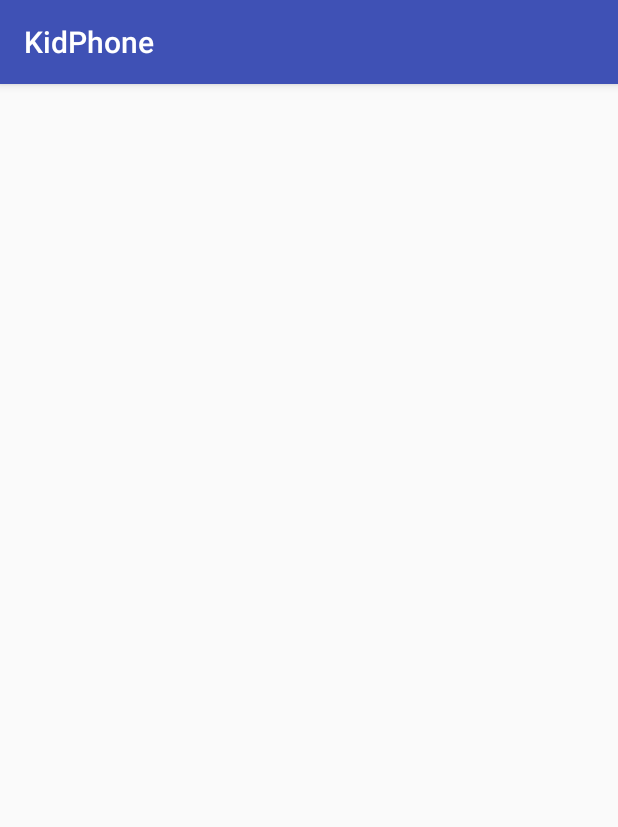
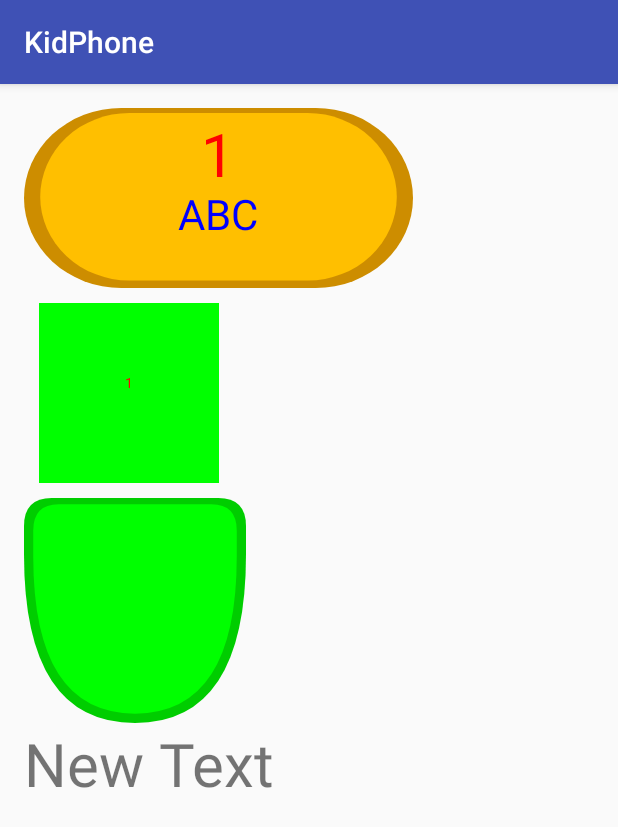
Before and after one commit to quickwritereader/kidsphone, an Android app: the screen it shows after launch (PhoneActivity), on a phone screen of 412 x 824 dp. Shown: the top 827 px of the screen. Run offline under Robolectric (Android 15) with nearby library versions, the phone set to English and light mode, and no system bars.

Commit message:
implemented some funny button elements

```diff
--- a/KidPhone/app/src/main/java/kidtoys/az/kidphone/FunnyButton.java
+++ b/KidPhone/app/src/main/java/kidtoys/az/kidphone/FunnyButton.java
@@ -2,6 +2,12 @@ package kidtoys.az.kidphone;
 
 import android.content.Context;
 import android.content.res.TypedArray;
+import android.graphics.Canvas;
+import android.graphics.Color;
+import android.graphics.Paint;
+import android.graphics.Path;
+import android.graphics.Rect;
+import android.graphics.RectF;
 import android.util.AttributeSet;
 import android.view.View;
 
@@ -9,16 +15,19 @@ import android.view.View;
 /**
  * Created by abdurrauf on 2/15/16.
  * This is funny buttons with text and shape and curvy corners
- *
  */
 public class FunnyButton extends View {
 
     private String centerText;
     private String belowText;
-    private float centerTextSize;
-    private float belowTextSize;
+    private int centerTextSize;
+    private int belowTextSize;
     private int centerTextColor;
     private int belowTextColor;
+
+
+    private int innerShapeColor;
+    private int outerShapeColor;
 
     public enum InnerShapeType {
         None,
@@ -45,6 +54,8 @@ public class FunnyButton extends View {
     }
 
     private InnerShapeType innerShape;
+    private OuterShapeType outerShape;
+
 
     public InnerShapeType getInnerShape() {
         return innerShape;
@@ -52,6 +63,7 @@ public class FunnyButton extends View {
 
     public void setInnerShape(InnerShapeType innerShape) {
         this.innerShape = innerShape;
+        invalidate();
     }
 
     public OuterShapeType getOuterShape() {
@@ -60,9 +72,26 @@ public class FunnyButton extends View {
 
     public void setOuterShape(OuterShapeType outerShape) {
         this.outerShape = outerShape;
+        invalidate();
     }
 
-    private  OuterShapeType outerShape;
+    public int getInnerShapeColor() {
+        return innerShapeColor;
+    }
+
+    public void setInnerShapeColor(int innerShapeColor) {
+        this.innerShapeColor = innerShapeColor;
+        invalidate();
+    }
+
+    public int getOuterShapeColor() {
+        return outerShapeColor;
+    }
+
+    public void setOuterShapeColor(int outerShapeColor) {
+        this.outerShapeColor = outerShapeColor;
+        invalidate();
+    }
 
     public int getBelowTextColor() {
         return belowTextColor;
@@ -70,6 +99,7 @@ public class FunnyButton extends View {
 
     public void setBelowTextColor(int belowTextColor) {
         this.belowTextColor = belowTextColor;
+        invalidate();
     }
 
     public int getCenterTextColor() {
@@ -78,6 +108,7 @@ public class FunnyButton extends View {
 
     public void setCenterTextColor(int centerTextColor) {
         this.centerTextColor = centerTextColor;
+        invalidate();
     }
 
     public String getBelowText() {
@@ -86,22 +117,25 @@ public class FunnyButton extends View {
 
     public void setBelowText(String belowText) {
         this.belowText = belowText;
+        invalidate();
     }
 
-    public float getCenterTextSize() {
+    public int getCenterTextSize() {
         return centerTextSize;
     }
 
-    public void setCenterTextSize(float centerTextSize) {
+    public void setCenterTextSize(int centerTextSize) {
         this.centerTextSize = centerTextSize;
+        invalidate();
     }
 
-    public float getBelowTextSize() {
+    public int getBelowTextSize() {
         return belowTextSize;
     }
 
-    public void setBelowTextSize(float belowTextSize) {
+    public void setBelowTextSize(int belowTextSize) {
         this.belowTextSize = belowTextSize;
+        invalidate();
     }
 
 
@@ -111,6 +145,7 @@ public class FunnyButton extends View {
 
     public void setCenterText(String centerText) {
         this.centerText = centerText;
+        invalidate();
     }
 
 
@@ -118,13 +153,16 @@ public class FunnyButton extends View {
         super(context, attrs);
         TypedArray typedArray = context.getTheme().obtainStyledAttributes(attrs,
                 R.styleable.FunnyButton, 0, 0);
+        this.setClickable(true);
         try {
             centerText = typedArray.getString(R.styleable.FunnyButton_centerText);
             belowText = typedArray.getString(R.styleable.FunnyButton_belowText);
             centerTextColor = typedArray.getColor(R.styleable.FunnyButton_centerTextColor, 0);
             belowTextColor = typedArray.getColor(R.styleable.FunnyButton_belowTextColor, 0);
-            centerTextSize = typedArray.getFloat(R.styleable.FunnyButton_centerTextSize, 14);
-            belowTextSize = typedArray.getFloat(R.styleable.FunnyButton_belowTextSize, 14);
+            centerTextSize = typedArray.getDimensionPixelSize(R.styleable.FunnyButton_centerTextSize, 14);
+            belowTextSize = typedArray.getDimensionPixelSize(R.styleable.FunnyButton_belowTextSize, 14);
+            innerShapeColor = typedArray.getColor(R.styleable.FunnyButton_innerShapeColor, 0);
+            outerShapeColor = typedArray.getColor(R.styleable.FunnyButton_outerShapeColor, 0);
             int ordinal = typedArray.getInt(R.styleable.FunnyButton_InnerShapeProperty, 0);
 
             if (ordinal >= 0 && ordinal < InnerShapeType.values().length) {
@@ -140,6 +178,139 @@ public class FunnyButton extends View {
 
     }
 
+    public void draw() {
+    }
+
+
+    static public Path BottomRounded(float left, float top, float right, float bottom, float brx, float bry, float rx, float ry) {
+        Path path = new Path();
+        if (rx < 0) rx = 0;
+        if (ry < 0) ry = 0;
+        if (brx < 0) brx = 0;
+        if (bry < 0) bry = 0;
+        float width = right - left;
+        float height = bottom - top;
+        if (rx > width / 2) rx = width / 2;
+        if (ry > height / 2) ry = height / 2;
+        if (brx > width / 4) brx = width / 4;
+        if (bry > height / 4) bry = height / 4;
+        float bwidthMinusCorners = (width - (2 * brx));
+        float bheightMinusCorners = (height - (2 * bry));
+        float widthMinusCorners = (width - (2 * rx));
+        float heightMinusCorners = (height - (2 * ry));
+        //r is releative
+        path.moveTo(right, top+ bry + bry);
+        path.rLineTo(0, -bry);
+        path.rQuadTo(0, -bry, -brx, -bry);//top-right corner
+        path.rLineTo(-bwidthMinusCorners, 0);
+        path.rQuadTo(-brx, 0, -brx, bry); //top-left corner
+        path.rLineTo(0, bry);
+        path.rQuadTo(0, 2 * bry + ry, rx, 2 * bry + ry);//bottom-left corner
+        path.rLineTo(widthMinusCorners, 0);
+        path.rQuadTo(rx, 0, rx, -(2 * bry + ry)); //bottom-right corner
+        path.close();//Given close, last lineto can be removed.
+
+        return path;
+    }
+
+    public static int getNewColor(int color, int add){
+        int red = Color.red(color);
+        int green = Color.green(color);
+        int blue = Color.blue(color);
+        red = red + add;
+        green += add;
+        blue += add;
+        if(red<0)red=0;
+        if(green<0)green=0;
+        if(blue<0)blue=0;
+        if (red > 255) red = 255;
+        if (green > 255) green = 255;
+        if (blue > 255) blue = 255;
+
+        color = Color.argb(Color.alpha(color), red, green, blue);
+        return color;
+    }
+    public void drawOuter(Canvas canvas, OuterShapeType type, int width, int height, int color, boolean pressed) {
+        Paint p = new Paint();
+        Paint pAdd=new Paint();
+        float scaleDiv=24;
+        float scaleDivb=36;
+        if (pressed) {
+            //darken our color
+            //outercolor
+            color=getNewColor(color,-10);
+            scaleDivb=scaleDivb*1.5f;
+            scaleDiv=scaleDiv*1.5f;
+        }
+        p.setColor(color);
+        pAdd.setColor(getNewColor(color,-50));
+        pAdd.setAntiAlias(true);
+        p.setAntiAlias(true);
+        RectF rectF = new RectF();
+        rectF.set(0, 0, width, height);
+        switch (type) {
+            case None: {
+                canvas.drawColor(color);
+            }
+            break;
+            case Rounded: {
+                canvas.drawRoundRect(rectF, rectF.right / 4, rectF.bottom / 2, pAdd);
+                rectF.left=rectF.right/scaleDiv;
+                rectF.top=rectF.bottom/scaleDivb;
+                rectF.right-=rectF.right/scaleDiv;
+                rectF.bottom-= rectF.bottom/scaleDiv;
+                canvas.drawRoundRect(rectF, rectF.width() / 4, rectF.height() / 2, p );
+            }
+            break;
+            case BottomRounded: {
+                canvas.drawPath(BottomRounded(rectF.left, rectF.top, rectF.right, rectF.bottom, rectF.width() / 8, rectF.height() / 8, rectF.width() / 2, rectF.height() / 2), pAdd);
+                rectF.left=rectF.right/scaleDiv;
+                rectF.top=rectF.bottom/scaleDivb;
+                rectF.right-=rectF.right/scaleDiv;
+                rectF.bottom-= rectF.bottom/scaleDiv;
+                canvas.drawPath(BottomRounded(rectF.left, rectF.top, rectF.right, rectF.bottom, rectF.width() / 8, rectF.height() / 8, rectF.width() / 2, rectF.height() / 2), p );
+            }
+            break;
+            case YesButton:
+
+        }
+
+    }
+
+    public void drawText(Canvas canvas,String text,int width ,int height, float size,int color,boolean center){
+        Paint p=new Paint();
+        p.setColor(color);
+        p.setTextSize(size);
+        p.setAntiAlias(true);
+        p.setTextAlign(Paint.Align.CENTER);
+        Rect bounds = new Rect();
+        p.getTextBounds(text, 0, text.length(), bounds);
+        if(center) {
+            int x = (canvas.getWidth() / 2) ;
+            int y = (canvas.getHeight() / 2) - (bounds.height() / 2);
+            canvas.drawText(text, x, y, p);
+        }else{
+            int x = (canvas.getWidth() / 2)  ;
+            int y = (canvas.getHeight() / 2) + bounds.height();
+            canvas.drawText(text, x, y, p);
+        }
+    }
+    @Override
+    protected void dispatchSetPressed(boolean pressed) {
+        super.dispatchSetPressed(pressed);
+        invalidate();
+    }
+
     //draw will be implemented
+    @Override
+    protected void onDraw(Canvas canvas) {
+        super.onDraw(canvas);
+        int width = getWidth();
+        int height = getHeight();
+        drawOuter(canvas, this.outerShape, width, height, outerShapeColor,isPressed());
+        drawText(canvas,centerText,width,height,centerTextSize,centerTextColor,true);
+        drawText(canvas,belowText,width,height,belowTextSize,belowTextColor,false);
+
+    }
 
 }
--- a/KidPhone/app/src/main/res/layout/activity_phone.xml
+++ b/KidPhone/app/src/main/res/layout/activity_phone.xml
@@ -1,10 +1,64 @@
 <?xml version="1.0" encoding="utf-8"?>
-<RelativeLayout xmlns:android="http://schemas.android.com/apk/res/android"
-    xmlns:tools="http://schemas.android.com/tools" android:layout_width="match_parent"
-    android:layout_height="match_parent" android:paddingLeft="@dimen/activity_horizontal_margin"
+<LinearLayout xmlns:android="http://schemas.android.com/apk/res/android"
+    xmlns:tools="http://schemas.android.com/tools"
+    android:layout_width="match_parent"
+    android:layout_height="match_parent"
+    xmlns:app="http://schemas.android.com/apk/res-auto"
+    android:paddingLeft="@dimen/activity_horizontal_margin"
     android:paddingRight="@dimen/activity_horizontal_margin"
     android:paddingTop="@dimen/activity_vertical_margin"
-    android:paddingBottom="@dimen/activity_vertical_margin" tools:context=".PhoneActivity">
+    android:paddingBottom="@dimen/activity_vertical_margin"
+    tools:context=".PhoneActivity"
+    android:orientation="vertical"
+    android:weightSum="1">
 
 
-</RelativeLayout>
+    <kidtoys.az.kidphone.FunnyButton
+        android:layout_width="259dp"
+        android:layout_height="120dp"
+        app:InnerShapeProperty="Circle"
+        app:OuterShapeProperty="Rounded"
+        app:belowText="ABC"
+        app:belowTextColor="#0000ff"
+        app:belowTextSize="28sp"
+        app:centerText="1"
+        app:centerTextColor="#ff0000"
+        app:centerTextSize="40sp"
+        app:outerShapeColor="#FFBF00"
+        android:id="@+id/b1"
+        />
+
+    <kidtoys.az.kidphone.FunnyButton
+        android:layout_margin="10dp"
+        android:id="@+id/b2"
+        android:layout_width="120dp"
+        android:layout_height="120dp"
+        app:InnerShapeProperty="None"
+        app:OuterShapeProperty="None"
+        app:belowText="ABC"
+        app:belowTextColor="#00ff00"
+        app:centerText="1"
+        app:centerTextColor="#ff0000"
+        app:outerShapeColor="#00ff00"  />
+
+    <kidtoys.az.kidphone.FunnyButton
+        android:id="@+id/b3"
+        android:layout_width="148dp"
+        android:layout_height="150dp"
+        app:InnerShapeProperty="Circle"
+        app:OuterShapeProperty="BottomRounded"
+        app:belowText="ABC"
+        app:belowTextColor="#00ff00"
+        app:centerText="1"
+        app:centerTextSize="40sp"
+        app:belowTextSize="32sp"
+        app:outerShapeColor="#00ff00" />
+
+    <TextView
+        android:layout_width="wrap_content"
+        android:layout_height="wrap_content"
+        android:text="New Text"
+        android:id="@+id/textView"
+        android:textSize="40sp"
+          />
+</LinearLayout>
--- a/KidPhone/app/src/main/res/values/attrs.xml
+++ b/KidPhone/app/src/main/res/values/attrs.xml
@@ -29,11 +29,11 @@
         <attr name="OuterShapeProperty" />
         <attr name="centerText" format="string" />
         <attr name="belowText" format="string" />
-        <attr name="centerTextSize" format="float"/>
-        <attr name="belowTextSize" format="float" />
+        <attr name="centerTextSize" format="dimension"/>
+        <attr name="belowTextSize" format="dimension" />
         <attr name="centerTextColor" format="reference|color"/>
         <attr name="belowTextColor" format="reference|color" />
         <attr name="innerShapeColor" format="reference|color" />
-        <attr name="outterShapeColor" format="reference|color" />
+        <attr name="outerShapeColor" format="reference|color" />
     </declare-styleable>
 </resources>
```
